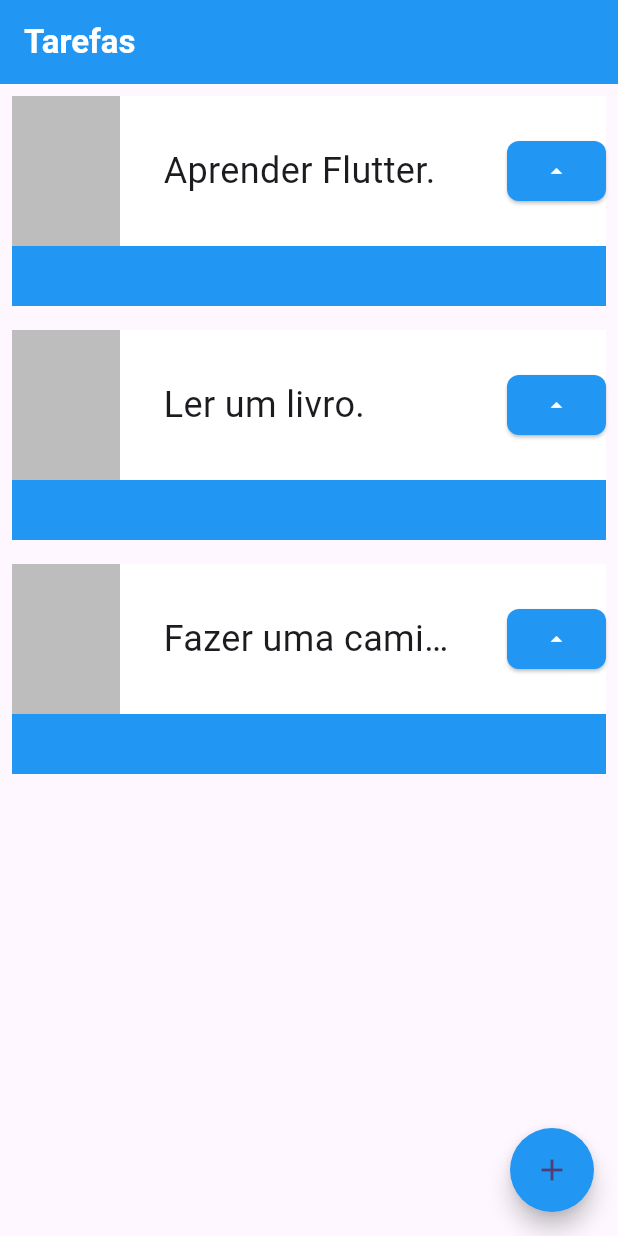
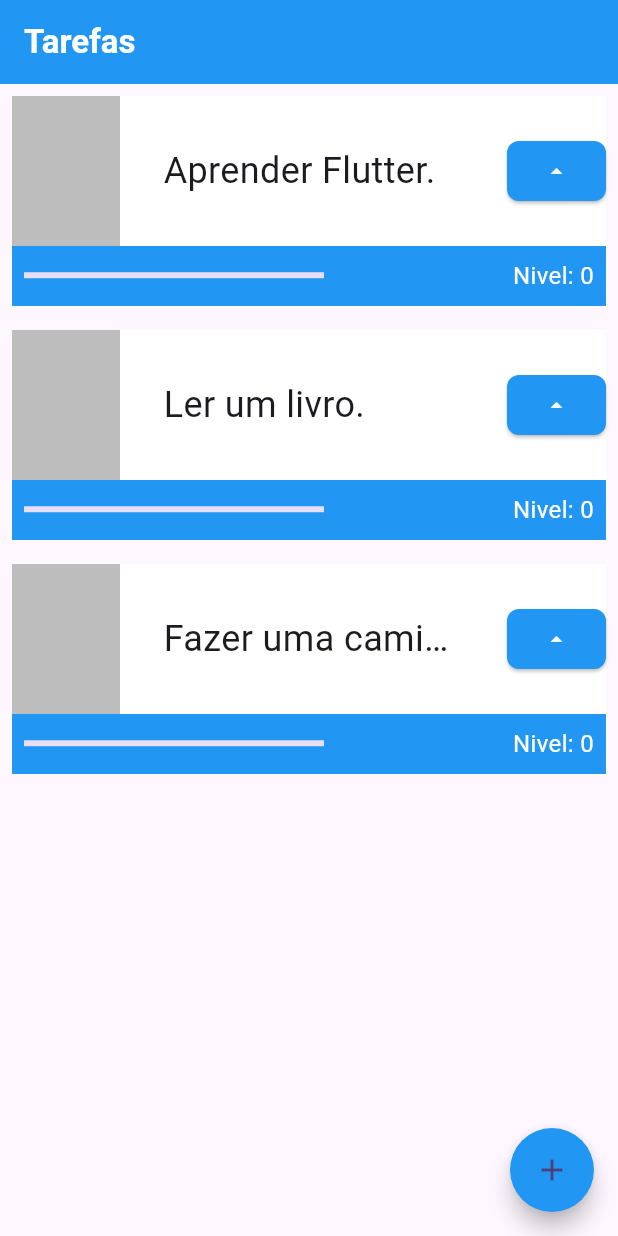
Before and after one commit to Italo61-dev/app_in_flutter, a Flutter app: the screen it shows after launch, on a phone screen of 412 x 824 dp. Run offline on Flutter 3.47's test engine with Material 3 defaults, Android fonts, the phone set to English and light mode, and no system bars.

Commit message:
Update main.dart

```diff
--- a/lib/main.dart
+++ b/lib/main.dart
@@ -44,10 +44,17 @@ class MyApp extends StatelessWidget {
   }
 }
 
-class Task extends StatelessWidget {
+class Task extends StatefulWidget {
   final String nome;
 
   const Task(this.nome, {super.key});
+
+  @override
+  State<Task> createState() => _TaskState();
+}
+
+class _TaskState extends State<Task> {
+  int nivel = 0;
 
   @override
   Widget build(BuildContext context) {
@@ -60,6 +67,8 @@ class Task extends StatelessWidget {
               color: Colors.blue,
               height: 140,
             ),
+            Column(
+              children: [
                 Container(
                   color: Colors.white,
                   height: 100,
@@ -74,7 +83,7 @@ class Task extends StatelessWidget {
                       Container(
                         width: 200,
                         child: Text(
-                      nome,
+                          widget.nome,
                           style: TextStyle(
                             fontSize: 24,
                             overflow: TextOverflow.ellipsis,
@@ -82,7 +91,11 @@ class Task extends StatelessWidget {
                         ),
                       ),
                       ElevatedButton(
-                      onPressed: () {},
+                          onPressed: () {
+                            setState(() {
+                              nivel++;
+                            });
+                          },
                           style: ElevatedButton.styleFrom(
                             shape: RoundedRectangleBorder(
                               borderRadius: BorderRadius.circular(8),
@@ -96,6 +109,33 @@ class Task extends StatelessWidget {
                     ],
                   ),
                 ),
+                Row(
+                  mainAxisAlignment: MainAxisAlignment.spaceBetween,
+                  children: [
+                    Padding(
+                      padding: const EdgeInsets.all(8.0),
+                      child: Container(
+                        child: LinearProgressIndicator(
+                          color: Colors.white,
+                          value: nivel / 10,
+                        ),
+                        width: 200,
+                      ),
+                    ),
+                    Padding(
+                      padding: const EdgeInsets.all(8.0),
+                      child: Text(
+                        'Nivel: $nivel',
+                        style: TextStyle(
+                          color: Colors.white,
+                          fontSize: 16,
+                        ),
+                      ),
+                    ),
+                  ],
+                ),
+              ],
+            ),
           ],
         ),
       ),
```
Lines whose indentation alone changed are shown as unchanged.
